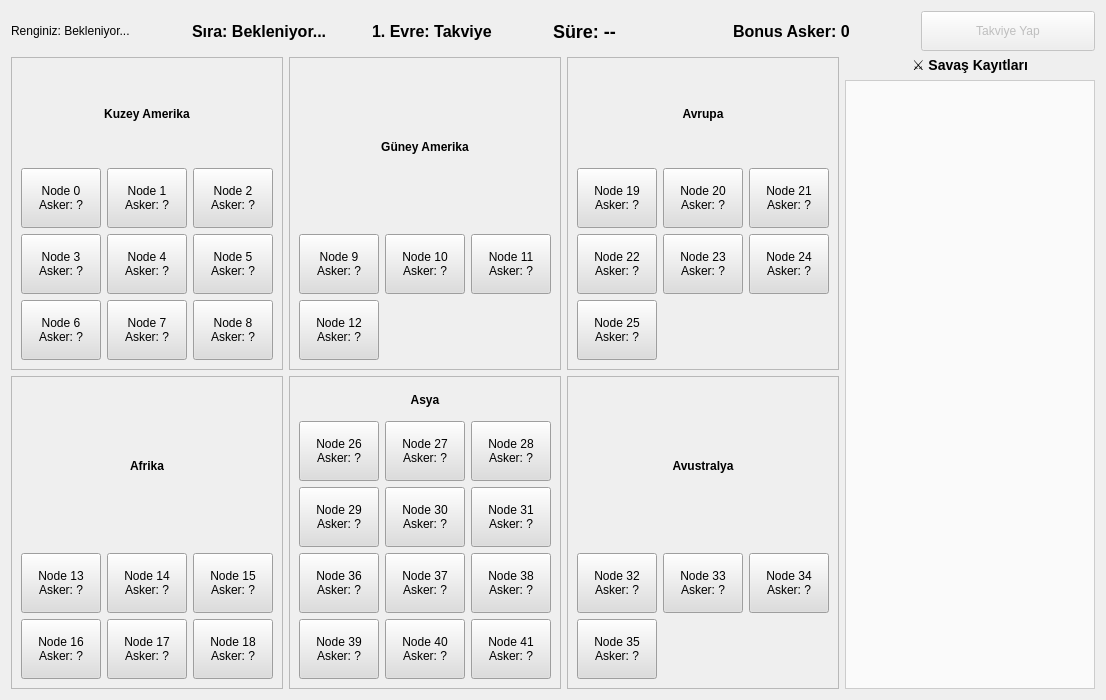
Before: the Qt Designer form Form/game_form.ui in mBeratKeremAydin/risk-multiplayer-game, drawn with Qt 5.
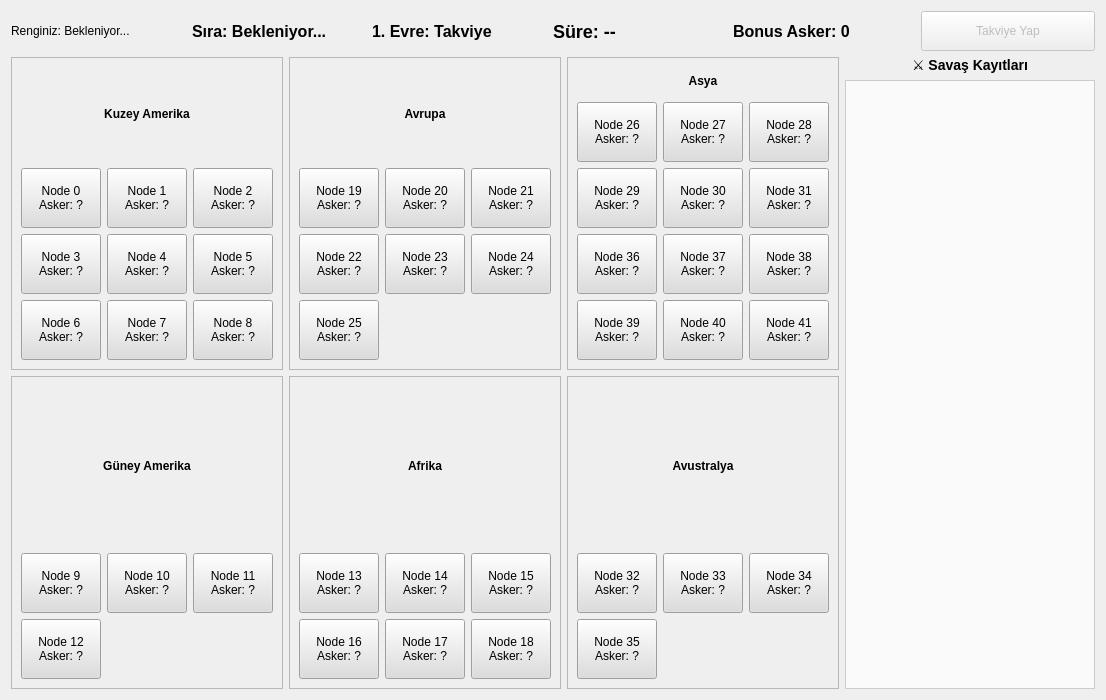
After: the same form once the commit is applied.

Commit message: son hali

Patch:
```diff
--- a/Form/game_form.ui
+++ b/Form/game_form.ui
@@ -159,57 +159,6 @@
        </item>
 
        <item row="0" column="1">
-        <widget class="QFrame" name="frame_0_1">
-         <property name="frameShape"><enum>QFrame::StyledPanel</enum></property>
-         <layout class="QGridLayout" name="gridLayout_0_1">
-          <item row="0" column="0" colspan="3">
-           <widget class="QLabel" name="label_0_1">
-            <property name="text"><string>&lt;b&gt;Güney Amerika&lt;/b&gt;</string></property>
-            <property name="alignment"><set>Qt::AlignCenter</set></property>
-           </widget>
-          </item>
-
-          <item row="1" column="0">
-           <widget class="QPushButton" name="node_9">
-            <property name="text"><string>Node 9&#xa;Asker: ?</string></property>
-            <property name="minimumSize"><size><width>80</width><height>60</height></size></property>
-            <property name="maximumSize"><size><width>80</width><height>60</height></size></property>
-            <property name="styleSheet"><string>background-color: #DDDDDD;</string></property>
-           </widget>
-          </item>
-
-          <item row="1" column="1">
-           <widget class="QPushButton" name="node_10">
-            <property name="text"><string>Node 10&#xa;Asker: ?</string></property>
-            <property name="minimumSize"><size><width>80</width><height>60</height></size></property>
-            <property name="maximumSize"><size><width>80</width><height>60</height></size></property>
-            <property name="styleSheet"><string>background-color: #DDDDDD;</string></property>
-           </widget>
-          </item>
-
-          <item row="1" column="2">
-           <widget class="QPushButton" name="node_11">
-            <property name="text"><string>Node 11&#xa;Asker: ?</string></property>
-            <property name="minimumSize"><size><width>80</width><height>60</height></size></property>
-            <property name="maximumSize"><size><width>80</width><height>60</height></size></property>
-            <property name="styleSheet"><string>background-color: #DDDDDD;</string></property>
-           </widget>
-          </item>
-
-          <item row="2" column="0">
-           <widget class="QPushButton" name="node_12">
-            <property name="text"><string>Node 12&#xa;Asker: ?</string></property>
-            <property name="minimumSize"><size><width>80</width><height>60</height></size></property>
-            <property name="maximumSize"><size><width>80</width><height>60</height></size></property>
-            <property name="styleSheet"><string>background-color: #DDDDDD;</string></property>
-           </widget>
-          </item>
-
-         </layout>
-        </widget>
-       </item>
-
-       <item row="0" column="2">
         <widget class="QFrame" name="frame_0_2">
          <property name="frameShape"><enum>QFrame::StyledPanel</enum></property>
          <layout class="QGridLayout" name="gridLayout_0_2">
@@ -287,76 +236,7 @@
         </widget>
        </item>
 
-       <item row="1" column="0">
-        <widget class="QFrame" name="frame_1_0">
-         <property name="frameShape"><enum>QFrame::StyledPanel</enum></property>
-         <layout class="QGridLayout" name="gridLayout_1_0">
-          <item row="0" column="0" colspan="3">
-           <widget class="QLabel" name="label_1_0">
-            <property name="text"><string>&lt;b&gt;Afrika&lt;/b&gt;</string></property>
-            <property name="alignment"><set>Qt::AlignCenter</set></property>
-           </widget>
-          </item>
-
-          <item row="1" column="0">
-           <widget class="QPushButton" name="node_13">
-            <property name="text"><string>Node 13&#xa;Asker: ?</string></property>
-            <property name="minimumSize"><size><width>80</width><height>60</height></size></property>
-            <property name="maximumSize"><size><width>80</width><height>60</height></size></property>
-            <property name="styleSheet"><string>background-color: #DDDDDD;</string></property>
-           </widget>
-          </item>
-
-          <item row="1" column="1">
-           <widget class="QPushButton" name="node_14">
-            <property name="text"><string>Node 14&#xa;Asker: ?</string></property>
-            <property name="minimumSize"><size><width>80</width><height>60</height></size></property>
-            <property name="maximumSize"><size><width>80</width><height>60</height></size></property>
-            <property name="styleSheet"><string>background-color: #DDDDDD;</string></property>
-           </widget>
-          </item>
-
-          <item row="1" column="2">
-           <widget class="QPushButton" name="node_15">
-            <property name="text"><string>Node 15&#xa;Asker: ?</string></property>
-            <property name="minimumSize"><size><width>80</width><height>60</height></size></property>
-            <property name="maximumSize"><size><width>80</width><height>60</height></size></property>
-            <property name="styleSheet"><string>background-color: #DDDDDD;</string></property>
-           </widget>
-          </item>
-
-          <item row="2" column="0">
-           <widget class="QPushButton" name="node_16">
-            <property name="text"><string>Node 16&#xa;Asker: ?</string></property>
-            <property name="minimumSize"><size><width>80</width><height>60</height></size></property>
-            <property name="maximumSize"><size><width>80</width><height>60</height></size></property>
-            <property name="styleSheet"><string>background-color: #DDDDDD;</string></property>
-           </widget>
-          </item>
-
-          <item row="2" column="1">
-           <widget class="QPushButton" name="node_17">
-            <property name="text"><string>Node 17&#xa;Asker: ?</string></property>
-            <property name="minimumSize"><size><width>80</width><height>60</height></size></property>
-            <property name="maximumSize"><size><width>80</width><height>60</height></size></property>
-            <property name="styleSheet"><string>background-color: #DDDDDD;</string></property>
-           </widget>
-          </item>
-
-          <item row="2" column="2">
-           <widget class="QPushButton" name="node_18">
-            <property name="text"><string>Node 18&#xa;Asker: ?</string></property>
-            <property name="minimumSize"><size><width>80</width><height>60</height></size></property>
-            <property name="maximumSize"><size><width>80</width><height>60</height></size></property>
-            <property name="styleSheet"><string>background-color: #DDDDDD;</string></property>
-           </widget>
-          </item>
-
-         </layout>
-        </widget>
-       </item>
-
-       <item row="1" column="1">
+       <item row="0" column="2">
         <widget class="QFrame" name="frame_1_1">
          <property name="frameShape"><enum>QFrame::StyledPanel</enum></property>
          <layout class="QGridLayout" name="gridLayout_1_1">
@@ -479,6 +359,126 @@
         </widget>
        </item>
 
+       <item row="1" column="0">
+        <widget class="QFrame" name="frame_0_1">
+         <property name="frameShape"><enum>QFrame::StyledPanel</enum></property>
+         <layout class="QGridLayout" name="gridLayout_0_1">
+          <item row="0" column="0" colspan="3">
+           <widget class="QLabel" name="label_0_1">
+            <property name="text"><string>&lt;b&gt;Güney Amerika&lt;/b&gt;</string></property>
+            <property name="alignment"><set>Qt::AlignCenter</set></property>
+           </widget>
+          </item>
+
+          <item row="1" column="0">
+           <widget class="QPushButton" name="node_9">
+            <property name="text"><string>Node 9&#xa;Asker: ?</string></property>
+            <property name="minimumSize"><size><width>80</width><height>60</height></size></property>
+            <property name="maximumSize"><size><width>80</width><height>60</height></size></property>
+            <property name="styleSheet"><string>background-color: #DDDDDD;</string></property>
+           </widget>
+          </item>
+
+          <item row="1" column="1">
+           <widget class="QPushButton" name="node_10">
+            <property name="text"><string>Node 10&#xa;Asker: ?</string></property>
+            <property name="minimumSize"><size><width>80</width><height>60</height></size></property>
+            <property name="maximumSize"><size><width>80</width><height>60</height></size></property>
+            <property name="styleSheet"><string>background-color: #DDDDDD;</string></property>
+           </widget>
+          </item>
+
+          <item row="1" column="2">
+           <widget class="QPushButton" name="node_11">
+            <property name="text"><string>Node 11&#xa;Asker: ?</string></property>
+            <property name="minimumSize"><size><width>80</width><height>60</height></size></property>
+            <property name="maximumSize"><size><width>80</width><height>60</height></size></property>
+            <property name="styleSheet"><string>background-color: #DDDDDD;</string></property>
+           </widget>
+          </item>
+
+          <item row="2" column="0">
+           <widget class="QPushButton" name="node_12">
+            <property name="text"><string>Node 12&#xa;Asker: ?</string></property>
+            <property name="minimumSize"><size><width>80</width><height>60</height></size></property>
+            <property name="maximumSize"><size><width>80</width><height>60</height></size></property>
+            <property name="styleSheet"><string>background-color: #DDDDDD;</string></property>
+           </widget>
+          </item>
+
+         </layout>
+        </widget>
+       </item>
+
+       <item row="1" column="1">
+        <widget class="QFrame" name="frame_1_0">
+         <property name="frameShape"><enum>QFrame::StyledPanel</enum></property>
+         <layout class="QGridLayout" name="gridLayout_1_0">
+          <item row="0" column="0" colspan="3">
+           <widget class="QLabel" name="label_1_0">
+            <property name="text"><string>&lt;b&gt;Afrika&lt;/b&gt;</string></property>
+            <property name="alignment"><set>Qt::AlignCenter</set></property>
+           </widget>
+          </item>
+
+          <item row="1" column="0">
+           <widget class="QPushButton" name="node_13">
+            <property name="text"><string>Node 13&#xa;Asker: ?</string></property>
+            <property name="minimumSize"><size><width>80</width><height>60</height></size></property>
+            <property name="maximumSize"><size><width>80</width><height>60</height></size></property>
+            <property name="styleSheet"><string>background-color: #DDDDDD;</string></property>
+           </widget>
+          </item>
+
+          <item row="1" column="1">
+           <widget class="QPushButton" name="node_14">
+            <property name="text"><string>Node 14&#xa;Asker: ?</string></property>
+            <property name="minimumSize"><size><width>80</width><height>60</height></size></property>
+            <property name="maximumSize"><size><width>80</width><height>60</height></size></property>
+            <property name="styleSheet"><string>background-color: #DDDDDD;</string></property>
+           </widget>
+          </item>
+
+          <item row="1" column="2">
+           <widget class="QPushButton" name="node_15">
+            <property name="text"><string>Node 15&#xa;Asker: ?</string></property>
+            <property name="minimumSize"><size><width>80</width><height>60</height></size></property>
+            <property name="maximumSize"><size><width>80</width><height>60</height></size></property>
+            <property name="styleSheet"><string>background-color: #DDDDDD;</string></property>
+           </widget>
+          </item>
+
+          <item row="2" column="0">
+           <widget class="QPushButton" name="node_16">
+            <property name="text"><string>Node 16&#xa;Asker: ?</string></property>
+            <property name="minimumSize"><size><width>80</width><height>60</height></size></property>
+            <property name="maximumSize"><size><width>80</width><height>60</height></size></property>
+            <property name="styleSheet"><string>background-color: #DDDDDD;</string></property>
+           </widget>
+          </item>
+
+          <item row="2" column="1">
+           <widget class="QPushButton" name="node_17">
+            <property name="text"><string>Node 17&#xa;Asker: ?</string></property>
+            <property name="minimumSize"><size><width>80</width><height>60</height></size></property>
+            <property name="maximumSize"><size><width>80</width><height>60</height></size></property>
+            <property name="styleSheet"><string>background-color: #DDDDDD;</string></property>
+           </widget>
+          </item>
+
+          <item row="2" column="2">
+           <widget class="QPushButton" name="node_18">
+            <property name="text"><string>Node 18&#xa;Asker: ?</string></property>
+            <property name="minimumSize"><size><width>80</width><height>60</height></size></property>
+            <property name="maximumSize"><size><width>80</width><height>60</height></size></property>
+            <property name="styleSheet"><string>background-color: #DDDDDD;</string></property>
+           </widget>
+          </item>
+
+         </layout>
+        </widget>
+       </item>
+
        <item row="1" column="2">
         <widget class="QFrame" name="frame_1_2">
          <property name="frameShape"><enum>QFrame::StyledPanel</enum></property>
```
